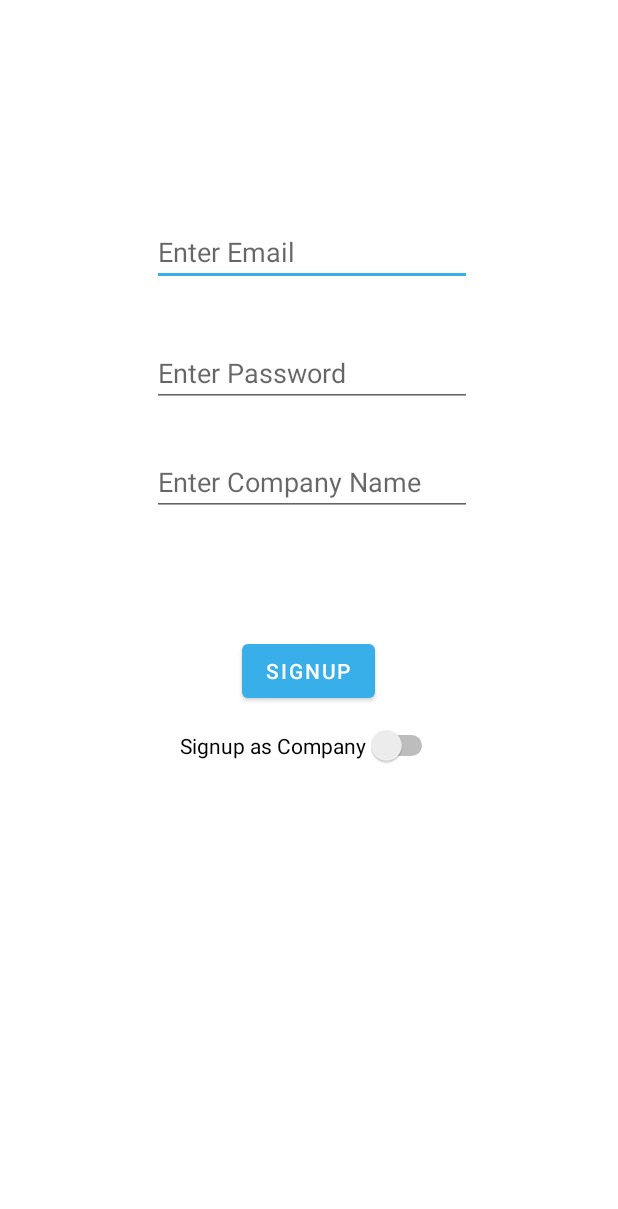
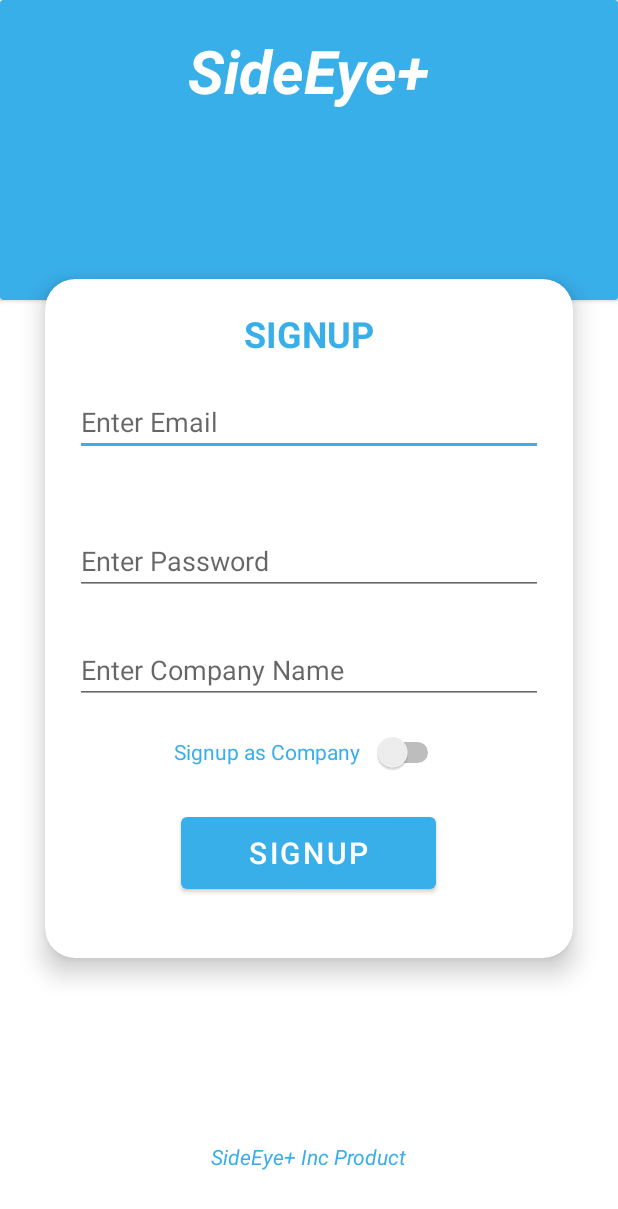
Before and after one commit to aydinbattal/SideEyePlus, an Android app: the SignupActivity screen opened directly, with no data from a screen before it, on a phone screen of 412 x 824 dp. Shown: the top 1209 px of the screen. Run offline under Robolectric (Android 15) with nearby library versions, the phone set to English and light mode, and no system bars.

Commit message:
Update Signup UI.

```diff
--- a/app/src/main/java/sheridan/czuberad/sideeye/SignupActivity.kt
+++ b/app/src/main/java/sheridan/czuberad/sideeye/SignupActivity.kt
@@ -14,12 +14,12 @@ class SignupActivity : AppCompatActivity() {
         setContentView(R.layout.activity_signup)
 
         var isCompany = false
-        var toggle:Switch = findViewById(R.id.signup_switch)
+        var toggle:Switch = findViewById(R.id.switch_signup)
         toggle.setOnCheckedChangeListener { _, isChecked ->
             isCompany = isChecked
         }
 
-        val homeClick = findViewById<Button>(R.id.signupHome_button)
+        val homeClick = findViewById<Button>(R.id.button_signup)
         homeClick.setOnClickListener{
 
             if (isCompany){
--- a/app/src/main/res/layout/activity_signup.xml
+++ b/app/src/main/res/layout/activity_signup.xml
@@ -6,59 +6,189 @@
     android:layout_height="match_parent"
     tools:context=".SignupActivity">
 
-    <Button
-        android:id="@+id/signupHome_button"
+    <androidx.cardview.widget.CardView
+        android:layout_width="match_parent"
+        android:layout_height="200dp"
+
+        app:cardBackgroundColor="#39AFEA"
+        app:cardPreventCornerOverlap="true"
+        app:layout_constraintStart_toStartOf="parent"
+        app:layout_constraintTop_toTopOf="parent">
+
+        <LinearLayout
+            android:layout_width="match_parent"
+            android:layout_height="match_parent"
+            android:layout_gravity="center"
+            android:gravity="center"
+            android:orientation="vertical">
+
+            <TextView
                 android:layout_width="wrap_content"
                 android:layout_height="wrap_content"
-        android:layout_marginStart="161dp"
-        android:layout_marginTop="79dp"
-        android:text="SIGNUP"
+                android:layout_marginTop="20dp"
+                android:layout_marginBottom="125dp"
+                android:text="SideEye+"
+                android:textColor="@color/white"
+                android:textSize="40dp"
+                android:textStyle="bold|italic" />
+
+        </LinearLayout>
+    </androidx.cardview.widget.CardView>
+
+
+    <androidx.cardview.widget.CardView
+        android:id="@+id/cardView"
+        android:layout_width="match_parent"
+        android:layout_height="wrap_content"
+
+        android:layout_margin="30dp"
+        android:layout_marginBottom="246dp"
+        app:cardBackgroundColor="@color/white"
+        app:cardCornerRadius="20dp"
+        app:cardElevation="10dp"
+        app:layout_constraintBottom_toBottomOf="parent"
         app:layout_constraintStart_toStartOf="parent"
-        app:layout_constraintTop_toBottomOf="@+id/text_companyName_signup" />
+        app:layout_constraintTop_toTopOf="parent">
 
-    <Switch
-        android:id="@+id/signup_switch"
+        <LinearLayout
+            android:layout_width="match_parent"
+            android:layout_height="match_parent"
+            android:layout_gravity="center"
+            android:gravity="center"
+            android:orientation="vertical">
+
+            <TextView
                 android:layout_width="wrap_content"
                 android:layout_height="wrap_content"
-        android:layout_marginStart="120dp"
-        android:layout_marginTop="12dp"
-        android:text="Signup as Company"
-        app:layout_constraintStart_toStartOf="parent"
-        app:layout_constraintTop_toBottomOf="@+id/signupHome_button" />
+                android:layout_marginTop="20dp"
+                android:text="SIGNUP"
+                android:textColor="#39AFEA"
+                android:textSize="24sp"
+                android:textStyle="bold" />
+
 
             <EditText
                 android:id="@+id/text_email_signup"
-        android:layout_width="wrap_content"
+                android:layout_width="match_parent"
                 android:layout_height="wrap_content"
-        android:layout_marginStart="101dp"
-        android:layout_marginTop="145dp"
+                android:layout_margin="20dp"
                 android:ems="10"
                 android:hint="Enter Email"
-        android:inputType="textEmailAddress"
-        app:layout_constraintStart_toStartOf="parent"
-        app:layout_constraintTop_toTopOf="parent" />
+                android:inputType="textEmailAddress" />
 
             <EditText
                 android:id="@+id/text_password_signup"
+                android:layout_width="match_parent"
+                android:layout_height="wrap_content"
+
+                android:layout_marginLeft="20dp"
+                android:layout_marginTop="27dp"
+                android:layout_marginRight="20dp"
+                android:ems="10"
+                android:hint="Enter Password"
+                android:inputType="textPassword" />
+            <EditText
+                android:id="@+id/text_company_signup"
+                android:layout_width="match_parent"
+                android:layout_height="wrap_content"
+
+                android:layout_marginLeft="20dp"
+                android:layout_marginTop="27dp"
+                android:layout_marginRight="20dp"
+                android:ems="10"
+                android:hint="Enter Company Name"
+                android:inputType="textPassword" />
+
+
+            <Switch
+                android:id="@+id/switch_signup"
+                android:layout_width="180dp"
+                android:layout_height="64dp"
+
+                android:text="Signup as Company"
+                android:textColor="#39AFEA" />
+
+            <Button
+                android:id="@+id/button_signup"
+                android:layout_width="170dp"
+                android:layout_height="60dp"
+                android:layout_marginTop="5dp"
+                android:layout_marginBottom="40dp"
+                android:text="SIGNUP"
+                android:textSize="20sp" />
+
+
+        </LinearLayout>
+
+
+    </androidx.cardview.widget.CardView>
+
+    <TextView
         android:layout_width="wrap_content"
         android:layout_height="wrap_content"
-        android:layout_marginStart="101dp"
-        android:layout_marginTop="35dp"
-        android:ems="10"
-        android:hint="Enter Password"
-        android:inputType="textPassword"
-        app:layout_constraintStart_toStartOf="parent"
-        app:layout_constraintTop_toBottomOf="@+id/text_email_signup" />
+        android:layout_marginStart="141dp"
+        android:layout_marginEnd="142dp"
+        android:layout_marginBottom="43dp"
+        android:text="SideEye+ Inc Product"
+        android:textColor="#39AFEA"
+        android:textStyle="italic"
+        app:layout_constraintBottom_toBottomOf="parent"
+        app:layout_constraintEnd_toEndOf="parent"
+        app:layout_constraintStart_toStartOf="parent" />
 
-    <EditText
-        android:id="@+id/text_companyName_signup"
-        android:layout_width="wrap_content"
-        android:layout_height="wrap_content"
-        android:layout_marginStart="101dp"
-        android:layout_marginTop="27dp"
-        android:ems="10"
-        android:hint="Enter Company Name"
-        android:inputType="textPersonName"
-        app:layout_constraintStart_toStartOf="parent"
-        app:layout_constraintTop_toBottomOf="@+id/text_password_signup" />
+<!--    <Button-->
+<!--        android:id="@+id/signupHome_button"-->
+<!--        android:layout_width="wrap_content"-->
+<!--        android:layout_height="wrap_content"-->
+<!--        android:layout_marginStart="161dp"-->
+<!--        android:layout_marginTop="79dp"-->
+<!--        android:text="SIGNUP"-->
+<!--        app:layout_constraintStart_toStartOf="parent"-->
+<!--        app:layout_constraintTop_toBottomOf="@+id/text_companyName_signup" />-->
+
+<!--    <Switch-->
+<!--        android:id="@+id/signup_switch"-->
+<!--        android:layout_width="wrap_content"-->
+<!--        android:layout_height="wrap_content"-->
+<!--        android:layout_marginStart="120dp"-->
+<!--        android:layout_marginTop="12dp"-->
+<!--        android:text="Signup as Company"-->
+<!--        app:layout_constraintStart_toStartOf="parent"-->
+<!--        app:layout_constraintTop_toBottomOf="@+id/signupHome_button" />-->
+
+<!--    <EditText-->
+<!--        android:id="@+id/text_email_signup"-->
+<!--        android:layout_width="wrap_content"-->
+<!--        android:layout_height="wrap_content"-->
+<!--        android:layout_marginStart="101dp"-->
+<!--        android:layout_marginTop="145dp"-->
+<!--        android:ems="10"-->
+<!--        android:hint="Enter Email"-->
+<!--        android:inputType="textEmailAddress"-->
+<!--        app:layout_constraintStart_toStartOf="parent"-->
+<!--        app:layout_constraintTop_toTopOf="parent" />-->
+
+<!--    <EditText-->
+<!--        android:id="@+id/text_password_signup"-->
+<!--        android:layout_width="wrap_content"-->
+<!--        android:layout_height="wrap_content"-->
+<!--        android:layout_marginStart="101dp"-->
+<!--        android:layout_marginTop="35dp"-->
+<!--        android:ems="10"-->
+<!--        android:hint="Enter Password"-->
+<!--        android:inputType="textPassword"-->
+<!--        app:layout_constraintStart_toStartOf="parent"-->
+<!--        app:layout_constraintTop_toBottomOf="@+id/text_email_signup" />-->
+
+<!--    <EditText-->
+<!--        android:id="@+id/text_companyName_signup"-->
+<!--        android:layout_width="wrap_content"-->
+<!--        android:layout_height="wrap_content"-->
+<!--        android:layout_marginStart="101dp"-->
+<!--        android:layout_marginTop="27dp"-->
+<!--        android:ems="10"-->
+<!--        android:hint="Enter Company Name"-->
+<!--        android:inputType="textPersonName"-->
+<!--        app:layout_constraintStart_toStartOf="parent"-->
+<!--        app:layout_constraintTop_toBottomOf="@+id/text_password_signup" />-->
 </androidx.constraintlayout.widget.ConstraintLayout>
```
Lines whose indentation alone changed are shown as unchanged.
